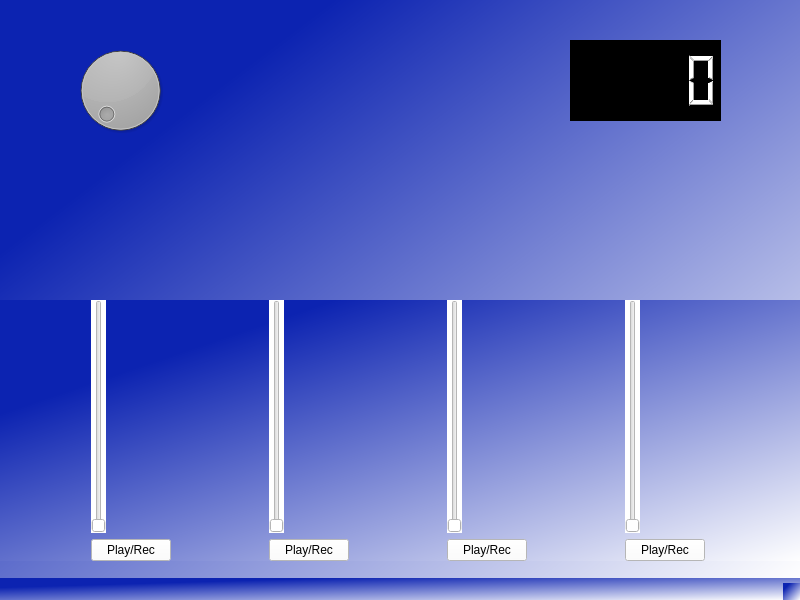
The window that src/mainwindow.ui (IIzw96/audio_station_loop) describes before a commit, drawn with Qt 5.
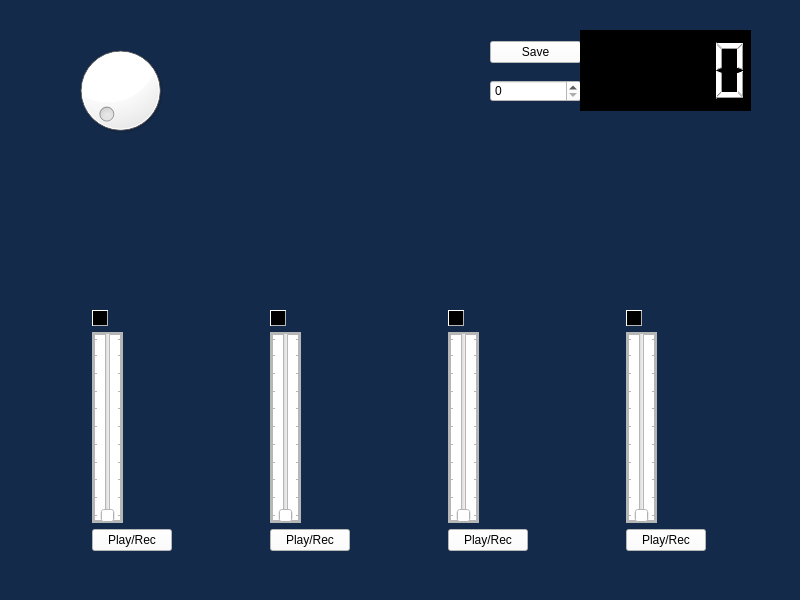
The same window after the commit.

Patch:
```diff
--- a/src/mainwindow.ui
+++ b/src/mainwindow.ui
@@ -14,7 +14,7 @@
    <string>MainWindow</string>
   </property>
   <property name="styleSheet">
-   <string notr="true">background-color: qlineargradient(spread:pad, x1:0.195, y1:0.232955, x2:1, y2:1, stop:0 rgba(12, 35, 177, 255), stop:1 rgba(255, 255, 255, 255));</string>
+   <string notr="true">background-color: rgb(20, 42, 74);</string>
   </property>
   <widget class="QWidget" name="centralwidget">
    <widget class="QDial" name="dial">
@@ -26,13 +26,45 @@
       <height>101</height>
      </rect>
     </property>
+    <property name="styleSheet">
+     <string notr="true">background-color: rgb(255, 255, 255);</string>
+    </property>
+   </widget>
+   <widget class="QWidget" name="layoutWidget">
+    <property name="geometry">
+     <rect>
+      <x>490</x>
+      <y>30</y>
+      <width>91</width>
+      <height>84</height>
+     </rect>
+    </property>
+    <layout class="QVBoxLayout" name="verticalLayout">
+     <item>
+      <widget class="QPushButton" name="pushButton_5">
+       <property name="styleSheet">
+        <string notr="true">background-color: rgb(255, 255, 255);</string>
+       </property>
+       <property name="text">
+        <string>Save</string>
+       </property>
+      </widget>
+     </item>
+     <item>
+      <widget class="QSpinBox" name="spinBox">
+       <property name="styleSheet">
+        <string notr="true">background-color: rgb(255, 255, 255);</string>
+       </property>
+      </widget>
+     </item>
+    </layout>
    </widget>
    <widget class="QLCDNumber" name="lcdNumber">
     <property name="geometry">
      <rect>
-      <x>570</x>
-      <y>40</y>
-      <width>151</width>
+      <x>580</x>
+      <y>30</y>
+      <width>171</width>
       <height>81</height>
      </rect>
     </property>
@@ -41,37 +73,90 @@
 background-color: rgb(0, 0, 0);</string>
     </property>
    </widget>
-   <widget class="QWidget" name="">
+   <widget class="QWidget" name="layoutWidget">
     <property name="geometry">
      <rect>
-      <x>-1</x>
-      <y>300</y>
+      <x>0</x>
+      <y>310</y>
       <width>801</width>
-      <height>261</height>
+      <height>241</height>
      </rect>
     </property>
     <layout class="QGridLayout" name="gridLayout">
-     <item row="0" column="1">
+     <item row="3" column="3">
+      <widget class="QSlider" name="verticalSlider_4">
+       <property name="styleSheet">
+        <string notr="true">background-color: rgb(255, 255, 255);
+border: 3px solid;
+border-color: rgb(182, 182, 182);</string>
+       </property>
+       <property name="orientation">
+        <enum>Qt::Vertical</enum>
+       </property>
+       <property name="tickPosition">
+        <enum>QSlider::TicksBothSides</enum>
+       </property>
+       <property name="tickInterval">
+        <number>0</number>
+       </property>
+      </widget>
+     </item>
+     <item row="4" column="1">
+      <widget class="QPushButton" name="pushButton_2">
+       <property name="styleSheet">
+        <string notr="true">background-color: rgb(255, 255, 255);</string>
+       </property>
+       <property name="text">
+        <string>Play/Rec</string>
+       </property>
+      </widget>
+     </item>
+     <item row="3" column="1">
       <widget class="QSlider" name="verticalSlider_2">
        <property name="styleSheet">
-        <string notr="true">background-color: rgb(255, 255, 255);</string>
+        <string notr="true">background-color: rgb(255, 255, 255);
+border: 3px solid;
+border-color: rgb(182, 182, 182);</string>
        </property>
        <property name="orientation">
         <enum>Qt::Vertical</enum>
        </property>
+       <property name="tickPosition">
+        <enum>QSlider::TicksBothSides</enum>
+       </property>
       </widget>
      </item>
-     <item row="0" column="2">
+     <item row="3" column="0">
+      <widget class="QSlider" name="verticalSlider">
+       <property name="styleSheet">
+        <string notr="true">background-color: rgb(255, 255, 255);
+border: 3px solid;
+border-color: rgb(182, 182, 182);</string>
+       </property>
+       <property name="orientation">
+        <enum>Qt::Vertical</enum>
+       </property>
+       <property name="tickPosition">
+        <enum>QSlider::TicksBothSides</enum>
+       </property>
+      </widget>
+     </item>
+     <item row="3" column="2">
       <widget class="QSlider" name="verticalSlider_3">
        <property name="styleSheet">
-        <string notr="true">background-color: rgb(255, 255, 255);</string>
+        <string notr="true">background-color: rgb(255, 255, 255);
+border: 3px solid;
+border-color: rgb(182, 182, 182);</string>
        </property>
        <property name="orientation">
         <enum>Qt::Vertical</enum>
        </property>
+       <property name="tickPosition">
+        <enum>QSlider::TicksBothSides</enum>
+       </property>
       </widget>
      </item>
-     <item row="1" column="2">
+     <item row="4" column="2">
       <widget class="QPushButton" name="pushButton_3">
        <property name="styleSheet">
         <string notr="true">background-color: rgb(255, 255, 255);</string>
@@ -81,48 +166,7 @@
        </property>
       </widget>
      </item>
-     <item row="1" column="1">
-      <widget class="QPushButton" name="pushButton_2">
-       <property name="styleSheet">
-        <string notr="true">background-color: rgb(255, 255, 255);</string>
-       </property>
-       <property name="text">
-        <string>Play/Rec</string>
-       </property>
-      </widget>
-     </item>
-     <item row="1" column="3">
-      <widget class="QPushButton" name="pushButton_4">
-       <property name="styleSheet">
-        <string notr="true">background-color: rgb(255, 255, 255);</string>
-       </property>
-       <property name="text">
-        <string>Play/Rec</string>
-       </property>
-      </widget>
-     </item>
-     <item row="0" column="0">
-      <widget class="QSlider" name="verticalSlider">
-       <property name="styleSheet">
-        <string notr="true">background-color: rgb(255, 255, 255);
-border-color: rgb(0, 0, 0);</string>
-       </property>
-       <property name="orientation">
-        <enum>Qt::Vertical</enum>
-       </property>
-      </widget>
-     </item>
-     <item row="0" column="3">
-      <widget class="QSlider" name="verticalSlider_4">
-       <property name="styleSheet">
-        <string notr="true">background-color: rgb(255, 255, 255);</string>
-       </property>
-       <property name="orientation">
-        <enum>Qt::Vertical</enum>
-       </property>
-      </widget>
-     </item>
-     <item row="1" column="0">
+     <item row="4" column="0">
       <widget class="QPushButton" name="pushButton">
        <property name="styleSheet">
         <string notr="true">background-color: rgb(255, 255, 255);
@@ -133,6 +177,93 @@
        </property>
       </widget>
      </item>
+     <item row="4" column="3">
+      <widget class="QPushButton" name="pushButton_4">
+       <property name="styleSheet">
+        <string notr="true">background-color: rgb(255, 255, 255);</string>
+       </property>
+       <property name="text">
+        <string>Play/Rec</string>
+       </property>
+      </widget>
+     </item>
+     <item row="2" column="0">
+      <widget class="QCheckBox" name="checkBox">
+       <property name="maximumSize">
+        <size>
+         <width>16</width>
+         <height>16777215</height>
+        </size>
+       </property>
+       <property name="styleSheet">
+        <string notr="true">color: rgb(255, 255, 255);
+background-color: rgb(0, 0, 0);
+border: 1px outset;
+border-color: rgb(182, 182, 182);
+</string>
+       </property>
+       <property name="text">
+        <string/>
+       </property>
+      </widget>
+     </item>
+     <item row="2" column="1">
+      <widget class="QCheckBox" name="checkBox_2">
+       <property name="maximumSize">
+        <size>
+         <width>16</width>
+         <height>16777215</height>
+        </size>
+       </property>
+       <property name="styleSheet">
+        <string notr="true">color: rgb(255, 255, 255);
+border: 1px outset;
+border-color: rgb(182, 182, 182);
+background-color: rgb(0, 0, 0);</string>
+       </property>
+       <property name="text">
+        <string/>
+       </property>
+      </widget>
+     </item>
+     <item row="2" column="3">
+      <widget class="QCheckBox" name="checkBox_4">
+       <property name="maximumSize">
+        <size>
+         <width>16</width>
+         <height>16777215</height>
+        </size>
+       </property>
+       <property name="styleSheet">
+        <string notr="true">color: rgb(255, 255, 255);
+border: 1px outset;
+border-color: rgb(182, 182, 182);
+background-color: rgb(0, 0, 0);</string>
+       </property>
+       <property name="text">
+        <string/>
+       </property>
+      </widget>
+     </item>
+     <item row="2" column="2">
+      <widget class="QCheckBox" name="checkBox_3">
+       <property name="maximumSize">
+        <size>
+         <width>16</width>
+         <height>16777215</height>
+        </size>
+       </property>
+       <property name="styleSheet">
+        <string notr="true">color: rgb(255, 255, 255);
+border: 1px outset;
+border-color: rgb(182, 182, 182);
+background-color: rgb(0, 0, 0);</string>
+       </property>
+       <property name="text">
+        <string/>
+       </property>
+      </widget>
+     </item>
     </layout>
    </widget>
   </widget>
```
Left out of the diff: 19 changed lines with no effect on the pictures.
